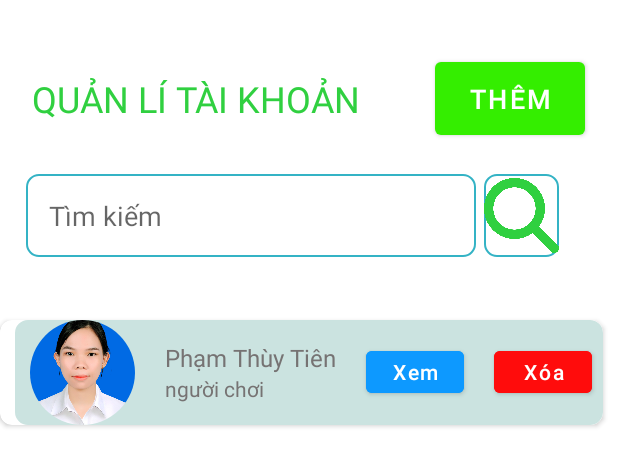
After one commit to trandangquoc271202/GameTeamBulding, an Android app: the layout management_account.xml on its own in the app's theme, with its tools: preview values and no code run, on a phone screen of 412 x 824 dp. The commit adds this screen. Shown: the top 466 px of the screen. Run offline under Robolectric (Android 15) with nearby library versions, the phone set to English and light mode, and no system bars.

Commit message:
next page

```diff
--- a/app/build.gradle
+++ b/app/build.gradle
@@ -60,4 +60,7 @@ dependencies {
     // Add the dependency for the Firebase SDK for Google Analytics
     implementation("com.google.firebase:firebase-analytics")
     implementation 'com.github.bumptech.glide:glide:4.16.0'
+    implementation "androidx.recyclerview:recyclerview:1.2.1"
+    implementation "androidx.cardview:cardview:1.0.0"
+    implementation 'de.hdodenhof:circleimageview:3.1.0'
 }
--- a/app/src/main/res/drawable/border_result.xml
+++ b/app/src/main/res/drawable/border_result.xml
@@ -1,6 +1,6 @@
 <shape xmlns:android="http://schemas.android.com/apk/res/android">
     <stroke
-        android:width="2dp"
+        android:width="1dp"
         android:color="#34B3C5" />
     <corners android:radius="8dp" />
 </shape>
--- /dev/null
+++ b/app/src/main/res/drawable/button_bg.xml
@@ -0,0 +1,4 @@
+<shape xmlns:android="http://schemas.android.com/apk/res/android">
+    <solid android:color="#0D99FF" /> <!-- Màu nền của button -->
+    <corners android:radius="150dp" /> <!-- Độ bo tròn của góc, thay đổi giá trị theo mong muốn -->
+</shape>
--- /dev/null
+++ b/app/src/main/res/layout/management_account.xml
@@ -0,0 +1,137 @@
+<?xml version="1.0" encoding="utf-8"?>
+<RelativeLayout xmlns:android="http://schemas.android.com/apk/res/android"
+    xmlns:app="http://schemas.android.com/apk/res-auto"
+    android:layout_width="match_parent"
+    android:layout_height="match_parent">
+    <LinearLayout
+        android:layout_width="match_parent"
+        android:layout_height="match_parent"
+        android:orientation="vertical"
+        android:layout_marginTop="35dp">
+        <LinearLayout
+            android:layout_width="match_parent"
+            android:layout_height="wrap_content"
+            android:gravity="center"
+            android:orientation="horizontal"
+            android:layout_marginBottom="20dp">
+
+            <TextView
+                android:layout_width="wrap_content"
+                android:layout_height="wrap_content"
+                android:gravity="left"
+                android:text="QUẢN LÍ TÀI KHOẢN"
+                android:textColor="#30D040"
+                android:textSize="24sp"
+                android:layout_marginRight="50dp"></TextView>
+
+            <Button
+                android:layout_width="100dp"
+                android:layout_height="wrap_content"
+                android:text="Thêm"
+                android:textSize="18sp"
+                android:padding="12dp"
+
+                ></Button>
+
+        </LinearLayout>
+    <LinearLayout
+        android:layout_width="match_parent"
+        android:layout_height="wrap_content"
+        android:orientation="horizontal"
+        android:layout_marginBottom="20dp">
+
+        <EditText
+            android:layout_width="300dp"
+            android:layout_height="55dp"
+            android:background="@drawable/border_result"
+            android:hint="Tìm kiếm"
+            android:padding="15dp"
+            android:layout_marginLeft="17dp"
+            android:gravity="left|center_vertical"
+        android:layout_marginBottom="12dp"/>
+        <ImageView
+            android:layout_width="50dp"
+            android:layout_height="55dp"
+            android:src="@drawable/search"
+            android:background="@drawable/border_result"
+            app:tint="#30D040"
+            android:layout_marginLeft="5dp"></ImageView>
+    </LinearLayout>
+
+        <androidx.cardview.widget.CardView
+            android:layout_width="match_parent"
+            android:layout_height="wrap_content"
+            android:layout_marginTop="10dp"
+            android:layout_marginEnd="10dp"
+            app:cardCornerRadius="8dp"
+
+            >
+
+            <RelativeLayout
+                android:layout_width="match_parent"
+                android:layout_height="wrap_content"
+                android:backgroundTint="#CBE3E0"
+                android:background="@drawable/border_result"
+                android:layout_marginLeft="10dp">
+
+                <de.hdodenhof.circleimageview.CircleImageView
+                    android:id="@+id/user1"
+                    android:layout_width="70dp"
+                    android:layout_height="70dp"
+                    android:layout_marginLeft="10dp"
+                    android:src="@drawable/avatar" />
+                <LinearLayout
+                    android:id="@+id/info"
+                    android:layout_width="wrap_content"
+                    android:layout_height="wrap_content"
+                    android:layout_toEndOf="@+id/user1"
+                    android:layout_centerVertical="true"
+                    android:layout_marginStart="20dp"
+                    android:orientation="vertical"
+                    >
+
+                <TextView
+                    android:id="@+id/tv_name1"
+                    android:layout_width="wrap_content"
+                    android:layout_height="wrap_content"
+                    android:text="Phạm Thùy Tiên"
+                    android:textColor="#767373"
+                    android:textSize="16sp" />
+                    <TextView
+                        android:layout_width="wrap_content"
+                        android:layout_height="wrap_content"
+                        android:text="người chơi"
+                        android:textColor="#767373"
+                        android:textSize="14sp" />
+                </LinearLayout>
+
+                <Button
+                    android:id="@+id/button_view"
+                    android:layout_width="65dp"
+                    android:layout_height="40dp"
+                    android:layout_centerVertical="true"
+                    android:layout_marginStart="20dp"
+                    android:layout_toEndOf="@+id/info"
+                    android:gravity="center"
+                    android:text="Xem"
+                    android:backgroundTint="#0D99FF"
+                    android:textAllCaps="false" />
+                <Button
+                    android:id="@+id/button_delete"
+                    android:layout_width="65dp"
+                    android:layout_height="40dp"
+                    android:layout_toEndOf="@+id/button_view"
+                    android:layout_centerVertical="true"
+                    android:layout_marginStart="20dp"
+                    android:backgroundTint="#FF0C0C"
+                    android:textAllCaps="false"
+                    android:text="Xóa"/>
+
+            </RelativeLayout>
+        </androidx.cardview.widget.CardView>
+
+
+
+    </LinearLayout>
+
+</RelativeLayout>
--- a/app/src/main/res/layout/result_exam.xml
+++ b/app/src/main/res/layout/result_exam.xml
@@ -88,9 +88,12 @@
 
                 ></TextView>
                 <TextView
+                    android:id="@+id/view_detail1"
                     android:layout_width="wrap_content"
                     android:layout_height="30dp"
                     android:text="@string/xem_chi_tiet"
+                    android:clickable="true"
+                    android:onClick="onTextViewClick"
                     android:layout_marginLeft="20dp"
                     android:textSize="16sp"
                     android:textColor="#30D040"
@@ -152,6 +155,7 @@
                         android:layout_height="30dp"
                         android:text="@string/xem_chi_tiet"
                         android:layout_marginLeft="20dp"
+                        android:id="@+id/view_detail2"
                         android:textSize="16sp"
                         android:textColor="#30D040"
 
```
Also changed, not shown: app/src/main/java/vn/edu/hcmuaf/fit/gameteambulding/ui/viewresult/ViewResult.java (added, +24 -0 lines), app/src/main/java/vn/edu/hcmuaf/fit/gameteambulding/ui/viewresult/ViewResultDetail.java (added, +14 -0 lines), app/src/main/res/layout/view_detail.xml (added, +49 -0 lines), app/src/main/res/drawable/avatar.jpg (added), app/src/main/res/drawable/search.png (added).
